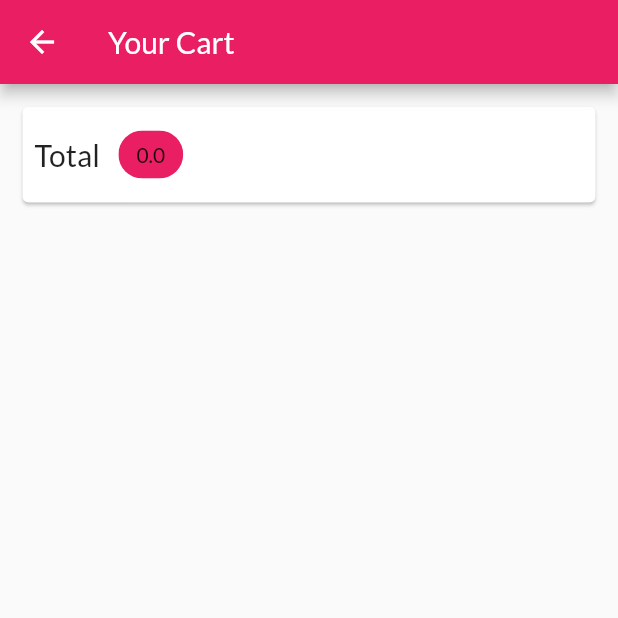
After one commit to boilinux/flutter-shop, a Flutter app: the CartScreen screen opened by its route, on a phone screen of 412 x 824 dp, the top half of it. The commit adds this screen. Run offline on Flutter 3.47's test engine with Material 2 defaults, Android fonts, the phone set to English and light mode, and no system bars; network calls fail.

Commit message:
add cart screen.

```diff
--- a/lib/main.dart
+++ b/lib/main.dart
@@ -5,6 +5,7 @@
 import './screens/product_detail_screen.dart';
 import './provider/products_provider.dart';
 import './provider/cart.dart';
+import './screens/cart_screen.dart';
 
 void main() {
   runApp(MyApp());
@@ -35,6 +36,7 @@
         routes: {
           '/': (ctx) => ProductOverviewScreen(),
           ProductDetailScreen.routeName: (ctx) => ProductDetailScreen(),
+          CartScreen.routeName: (ctx) => CartScreen(),
         },
       ),
     );
--- a/lib/provider/cart.dart
+++ b/lib/provider/cart.dart
@@ -25,6 +25,14 @@
     return _items == null ? 0 : _items.length;
   }
 
+  double get totalAmount {
+    var total = 0.0;
+    _items.forEach((key, cartItem) {
+      total += cartItem.price * cartItem.quantity;
+    });
+    return total;
+  }
+
   void addItem(String productId, double price, String title) {
     if (_items.containsKey(productId)) {
       _items.update(
--- /dev/null
+++ b/lib/screens/cart_screen.dart
@@ -0,0 +1,44 @@
+import 'package:flutter/material.dart';
+import 'package:provider/provider.dart';
+
+import '../provider/cart.dart';
+
+class CartScreen extends StatelessWidget {
+  static const routeName = '/cart';
+
+  @override
+  Widget build(BuildContext context) {
+    final cart = Provider.of<Cart>(context);
+
+    return Scaffold(
+      appBar: AppBar(
+        title: Text('Your Cart'),
+      ),
+      body: Column(children: [
+        Card(
+          margin: EdgeInsets.all(15),
+          child: Padding(
+            padding: EdgeInsets.all(8),
+            child: Row(
+              children: [
+                Text(
+                  'Total',
+                  style: TextStyle(
+                    fontSize: 20,
+                  ),
+                ),
+                SizedBox(
+                  width: 10,
+                ),
+                Chip(
+                  label: Text('${cart.totalAmount}'),
+                  backgroundColor: Theme.of(context).primaryColor,
+                ),
+              ],
+            ),
+          ),
+        ),
+      ]),
+    );
+  }
+}
--- a/lib/screens/product_overview_screen.dart
+++ b/lib/screens/product_overview_screen.dart
@@ -4,6 +4,7 @@
 import '../widgets/products_grid.dart';
 import '../widgets/badge.dart';
 import '../provider/cart.dart';
+import '../screens/cart_screen.dart';
 
 enum FilterOptions {
   Favorites,
@@ -54,7 +55,10 @@
               value: cartData.itemCount.toString(),
             ),
             child: IconButton(
-              onPressed: null,
+              onPressed: () {
+                Navigator.of(context)
+                    .pushNamed(CartScreen.routeName, arguments: {});
+              },
               icon: Icon(
                 Icons.shopping_bag,
                 color: Colors.white,
```
